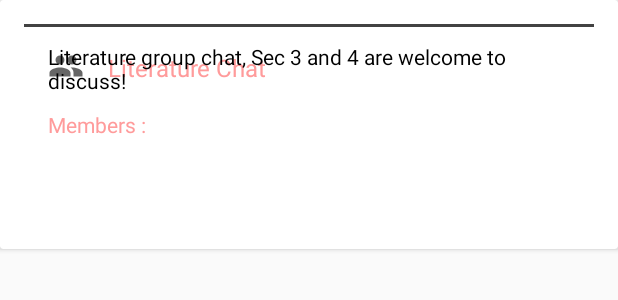
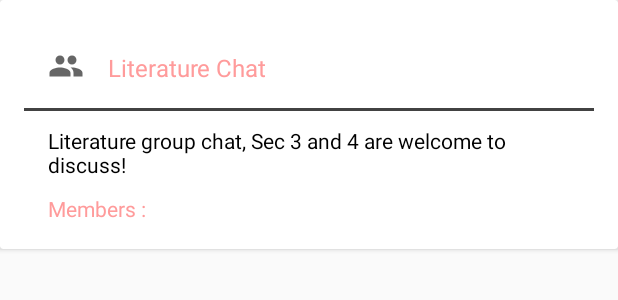
Before and after one commit to saltedfishxx/findastuddy, an Android app: the layout layout_browse.xml on its own in the app's theme, with its tools: preview values and no code run, on a phone screen of 412 x 824 dp. Shown: the top 300 px of the screen. Run offline under Robolectric (Android 15) with nearby library versions, the phone set to English and light mode, and no system bars.

Commit message:
HA, I'm contributing

```diff
--- a/app/src/main/res/layout/layout_browse.xml
+++ b/app/src/main/res/layout/layout_browse.xml
@@ -39,7 +39,7 @@
             android:layout_width="match_parent"
             android:layout_height="2dp"
             android:layout_alignParentStart="true"
-            android:layout_below="@+id/profileimage"
+            android:layout_below="@+id/bprofileimage"
             android:background="@color/cardview_dark_background"/>
 
         <TextView
```
